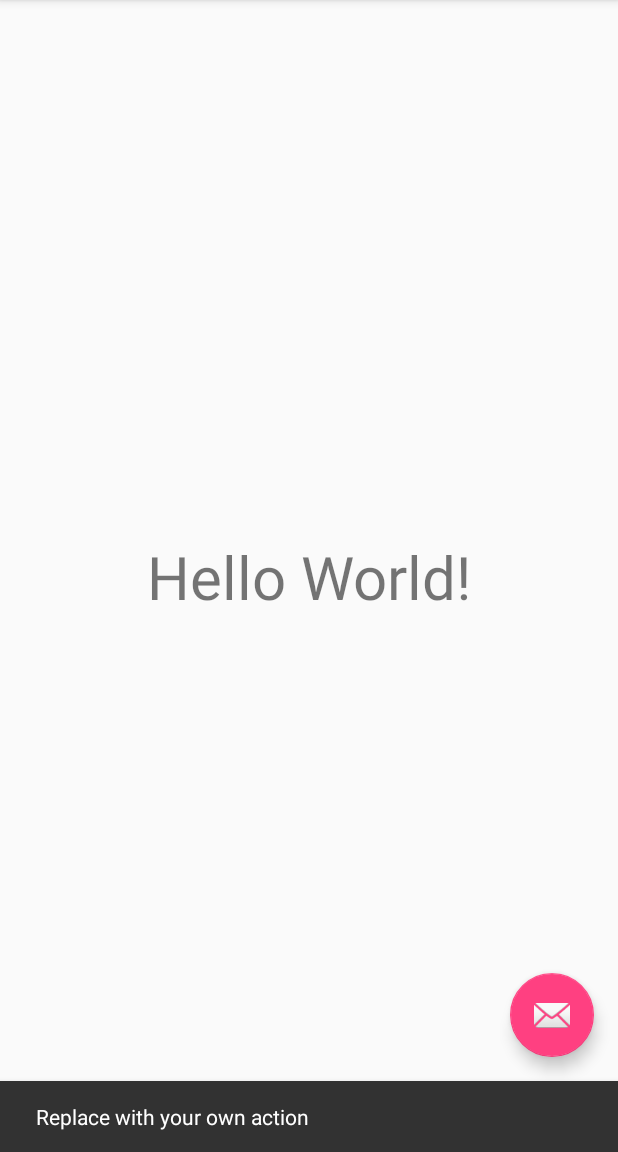
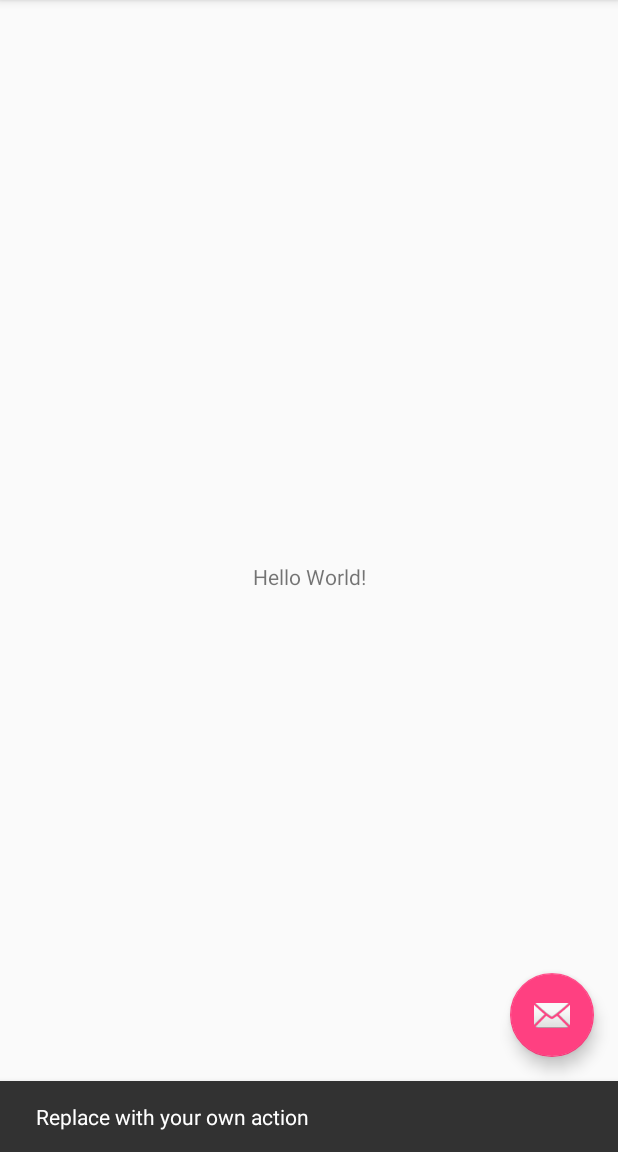
Before and after one commit to davidduplantier/CSE110Lab2, an Android app: the screen it shows after launch (MainActivity), after a tap on an icon or button, on a phone screen of 412 x 824 dp, the part 84-1236 px from its top. Run offline under Robolectric (Android 15) with nearby library versions, the phone set to English and light mode, and no system bars.

Commit message:
Revert "Make text bigger"
This reverts commit 457c00454c8d4dc5e4b15be403bbe5469d539521.

```diff
--- a/app/src/main/res/layout/content_main.xml
+++ b/app/src/main/res/layout/content_main.xml
@@ -12,7 +12,6 @@
         android:layout_width="wrap_content"
         android:layout_height="wrap_content"
         android:text="Hello World!"
-        android:textSize="40dp"
         app:layout_constraintBottom_toBottomOf="parent"
         app:layout_constraintLeft_toLeftOf="parent"
         app:layout_constraintRight_toRightOf="parent"
```
Also changed, not shown: 1 other file.
